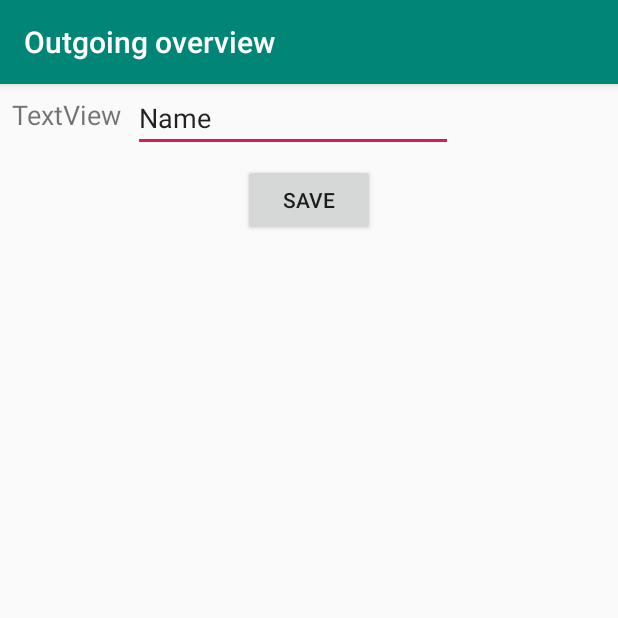
After one commit to ltigre5/Outgoings, an Android app: the EditValueActivity screen opened directly, with no data from a screen before it, on a phone screen of 412 x 824 dp, the top half of it. The commit adds this screen. Run offline under Robolectric (Android 15) with nearby library versions, the phone set to English and light mode, and no system bars; 4 statements that could not run were skipped.

Commit message:
enter the commit message for your changes. Lines starting git commit

```diff
--- a/Outgoingoverview/app/build.gradle
+++ b/Outgoingoverview/app/build.gradle
@@ -22,8 +22,9 @@ dependencies {
     implementation fileTree(include: ['*.jar'], dir: 'libs')
     implementation 'com.android.support:appcompat-v7:28.0.0'
     implementation 'com.android.support.constraint:constraint-layout:1.1.3'
+    implementation 'com.android.support:design:28.0.0'
     testImplementation 'junit:junit:4.12'
     androidTestImplementation 'com.android.support.test:runner:1.0.2'
     androidTestImplementation 'com.android.support.test.espresso:espresso-core:3.0.2'
-    compile 'com.github.sundeepk:compact-calendar-view:3.0.0'
+    implementation 'com.github.sundeepk:compact-calendar-view:3.0.0'
 }
--- a/Outgoingoverview/app/src/main/AndroidManifest.xml
+++ b/Outgoingoverview/app/src/main/AndroidManifest.xml
@@ -17,7 +17,8 @@
             </intent-filter>
         </activity>
         <activity android:name=".AddValueToDateActivity" />
-        <activity android:name=".OutgoingsOfSelectedMonthActivity"></activity>
+        <activity android:name=".OutgoingsOfSelectedMonthActivity" />
+        <activity android:name=".EditValueActivity"></activity>
     </application>
 
 </manifest>
--- /dev/null
+++ b/Outgoingoverview/app/src/main/java/com/example/leand/outgoingoverview/EditValueActivity.java
@@ -0,0 +1,74 @@
+package com.example.leand.outgoingoverview;
+
+import android.content.Intent;
+import android.database.Cursor;
+import android.support.v7.app.AppCompatActivity;
+import android.os.Bundle;
+import android.view.View;
+import android.widget.EditText;
+import android.widget.TextView;
+
+import java.text.SimpleDateFormat;
+import java.util.Date;
+
+public class EditValueActivity extends AppCompatActivity {
+    DBAdapter myDb;
+    EditText editText_edit_value_value;
+    Integer iD;
+    TextView textView_edit_value_date;
+    SimpleDateFormat sdf_DateInNumbers = new SimpleDateFormat("dd/MM/yyyy");
+    double newValue;
+
+
+    @Override
+    protected void onCreate(Bundle savedInstanceState) {
+        super.onCreate(savedInstanceState);
+        setContentView(R.layout.activity_edit_value);
+
+        myDb = new DBAdapter(this);
+        myDb.open();
+
+        Intent caller= getIntent();
+
+        iD= Integer.parseInt(caller.getStringExtra("values"));
+
+        Cursor cursor = myDb.getRowWithID(iD);
+
+
+        textView_edit_value_date = findViewById(R.id.textView_edit_value_date);
+        editText_edit_value_value = findViewById(R.id.editText_edit_value_value);
+
+        editText_edit_value_value.setText(String.valueOf(cursor.getDouble(DBAdapter.COL_VALUE)));
+        textView_edit_value_date.setText(longToStringDate(cursor.getLong(DBAdapter.COL_DATE)));
+    }
+
+    // onCreate
+    //----------------------------------------------------------------------------------------------------------------------------------------------
+    // Convert Values
+
+    //Makes String Date out of long
+    private String longToStringDate(long longDate) {
+        String date = sdf_DateInNumbers.format(longDate);
+        return date;
+    }
+
+    //Make String Date out of date
+    private String dateToStringDate(Date date) {
+        String stringDate = sdf_DateInNumbers.format(date.getTime());
+        return stringDate;
+    }
+
+    //update value and close Activity
+    public void onClick_SaveNewValue(View view) {
+        newValue=Double.parseDouble(editText_edit_value_value.getText().toString());
+        myDb.updateValue(newValue,iD);
+
+        Intent intent=new Intent();
+        setResult(RESULT_OK, intent);
+        finish();
+    }
+
+    // Convert Values
+    //----------------------------------------------------------------------------------------------------------------------------------------------
+    //
+}
--- /dev/null
+++ b/Outgoingoverview/app/src/main/res/layout/activity_edit_value.xml
@@ -0,0 +1,45 @@
+<?xml version="1.0" encoding="utf-8"?>
+<android.support.constraint.ConstraintLayout xmlns:android="http://schemas.android.com/apk/res/android"
+    xmlns:app="http://schemas.android.com/apk/res-auto"
+    xmlns:tools="http://schemas.android.com/tools"
+    android:layout_width="match_parent"
+    android:layout_height="match_parent"
+    tools:context=".EditValueActivity">
+
+    <TextView
+        android:id="@+id/textView_edit_value_date"
+        android:layout_width="wrap_content"
+        android:layout_height="wrap_content"
+        android:layout_marginStart="8dp"
+        android:layout_marginTop="8dp"
+        android:text="TextView"
+        android:textSize="18sp"
+
+        app:layout_constraintStart_toStartOf="parent"
+        app:layout_constraintTop_toTopOf="parent" />
+
+    <EditText
+        android:id="@+id/editText_edit_value_value"
+        android:layout_width="wrap_content"
+        android:layout_height="wrap_content"
+        android:layout_marginStart="8dp"
+        android:ems="10"
+        android:inputType="number"
+        android:text="Name"
+        android:textSize="18sp"
+        app:layout_constraintStart_toEndOf="@+id/textView_edit_value_date"
+        app:layout_constraintTop_toTopOf="parent" />
+
+    <Button
+        android:id="@+id/button_edit_value_date"
+        android:layout_width="wrap_content"
+        android:layout_height="wrap_content"
+        android:layout_marginStart="8dp"
+        android:layout_marginTop="8dp"
+        android:layout_marginEnd="8dp"
+        android:onClick="onClick_SaveNewValue"
+        android:text="Save"
+        app:layout_constraintEnd_toEndOf="parent"
+        app:layout_constraintStart_toStartOf="parent"
+        app:layout_constraintTop_toBottomOf="@+id/editText_edit_value_value" />
+</android.support.constraint.ConstraintLayout>
--- /dev/null
+++ b/Outgoingoverview/app/src/main/res/values/dimens.xml
@@ -0,0 +1,3 @@
+<resources>
+    <dimen name="fab_margin">16dp</dimen>
+</resources>
--- a/Outgoingoverview/app/src/main/res/values/strings.xml
+++ b/Outgoingoverview/app/src/main/res/values/strings.xml
@@ -1,3 +1,4 @@
 <resources>
     <string name="app_name">Outgoing overview</string>
+    <string name="title_activity_edit_value">EditValueActivity</string>
 </resources>
```
Also changed, not shown: Outgoingoverview/app/src/main/java/com/example/leand/outgoingoverview/AddValueToDateActivity.java (+5 -4 lines), Outgoingoverview/app/src/main/java/com/example/leand/outgoingoverview/CustomCursorAdapter.java (added, +42 -0 lines), Outgoingoverview/app/src/main/java/com/example/leand/outgoingoverview/DBAdapter.java (+7 -0 lines), Outgoingoverview/app/src/main/java/com/example/leand/outgoingoverview/MainActivity.java (+9 -43 lines), Outgoingoverview/app/src/main/java/com/example/leand/outgoingoverview/OutgoingsOfSelectedMonthActivity.java (+82 -42 lines), Outgoingoverview/app/src/main/res/layout/activity_main.xml (+21 -21 lines), Outgoingoverview/app/src/main/res/layout/activity_outgoings_of_selected_month.xml (+11 -3 lines), Outgoingoverview/app/src/main/res/layout/adapter_view_list.xml (+40 -11 lines), Outgoingoverview/app/src/main/res/values/styles.xml (+9 -0 lines).
